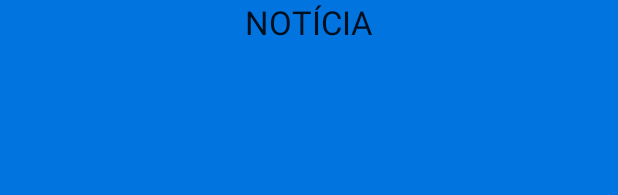
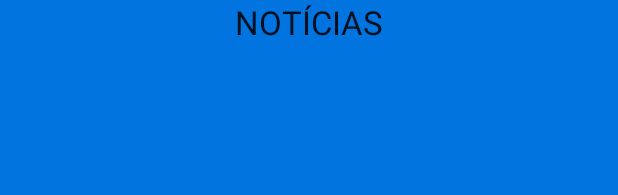
Before and after one commit to felipealb/dcFacil, an Android app: the layout noticia_layout.xml on its own in the app's theme, with its tools: preview values and no code run, on a phone screen of 412 x 824 dp. Shown: the top 195 px of the screen. Run offline under Robolectric (Android 15) with nearby library versions, the phone set to English and light mode, and no system bars.

Commit message:
Teste de commit

```diff
--- a/Cliente/DCFacil/app/src/main/res/layout/noticia_layout.xml
+++ b/Cliente/DCFacil/app/src/main/res/layout/noticia_layout.xml
@@ -7,7 +7,7 @@
         android:layout_width="wrap_content"
         android:layout_height="wrap_content"
         android:textAppearance="?android:attr/textAppearanceLarge"
-        android:text="NOTÍCIA"
+        android:text="NOTÍCIAS"
         android:id="@+id/textView"
         android:layout_alignParentTop="true"
         android:layout_centerHorizontal="true"
```
